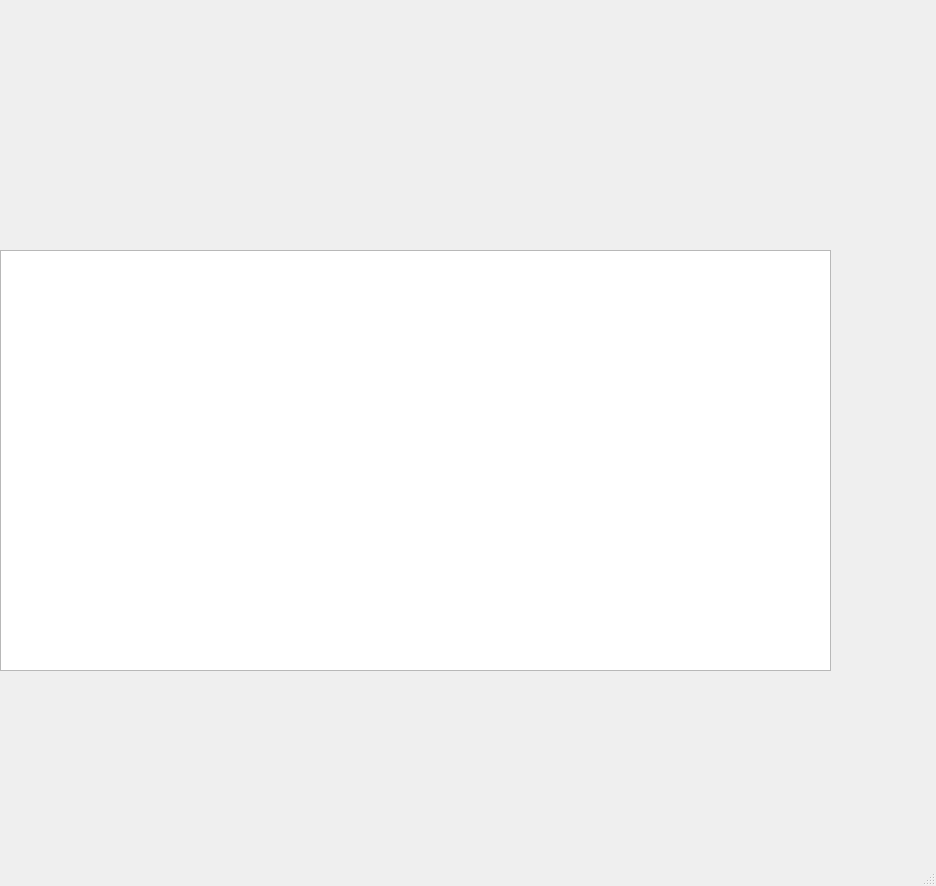
This is venv/window.ui in icesword0918/checktickets as Qt 5 draws it before an edit. The edited form follows.
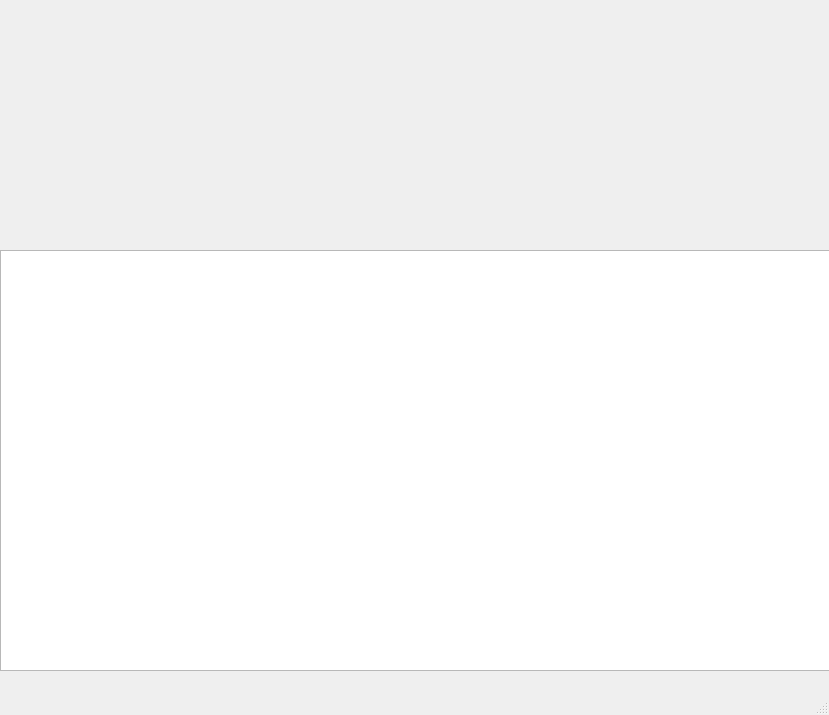
This is the edited form.

Commit message: 调整大小

Patch:
```diff
--- a/venv/window.ui
+++ b/venv/window.ui
@@ -6,8 +6,8 @@
    <rect>
     <x>0</x>
     <y>0</y>
-    <width>936</width>
-    <height>886</height>
+    <width>829</width>
+    <height>715</height>
    </rect>
   </property>
   <property name="windowTitle">
@@ -19,7 +19,7 @@
      <rect>
       <x>0</x>
       <y>0</y>
-      <width>821</width>
+      <width>831</width>
       <height>91</height>
      </rect>
     </property>
@@ -32,7 +32,7 @@
      <rect>
       <x>0</x>
       <y>90</y>
-      <width>821</width>
+      <width>831</width>
       <height>161</height>
      </rect>
     </property>
```
Left out of the diff: 2 changed lines with no effect on the pictures. The commit also changes 1 other file.
